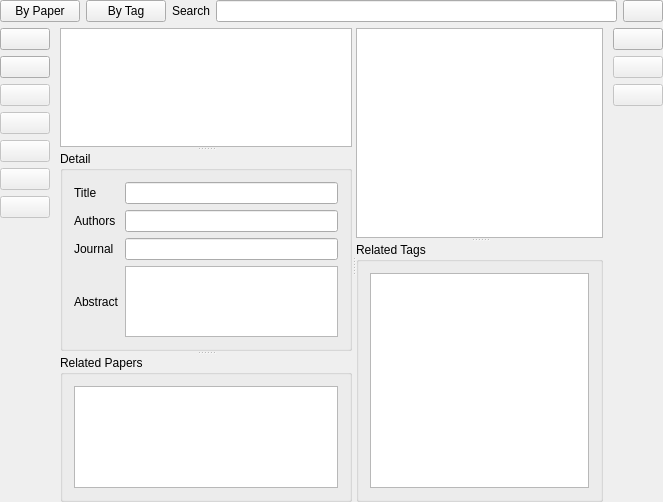
Old version of the form PaperTagPage.ui in the repository congchenutd/papernet.
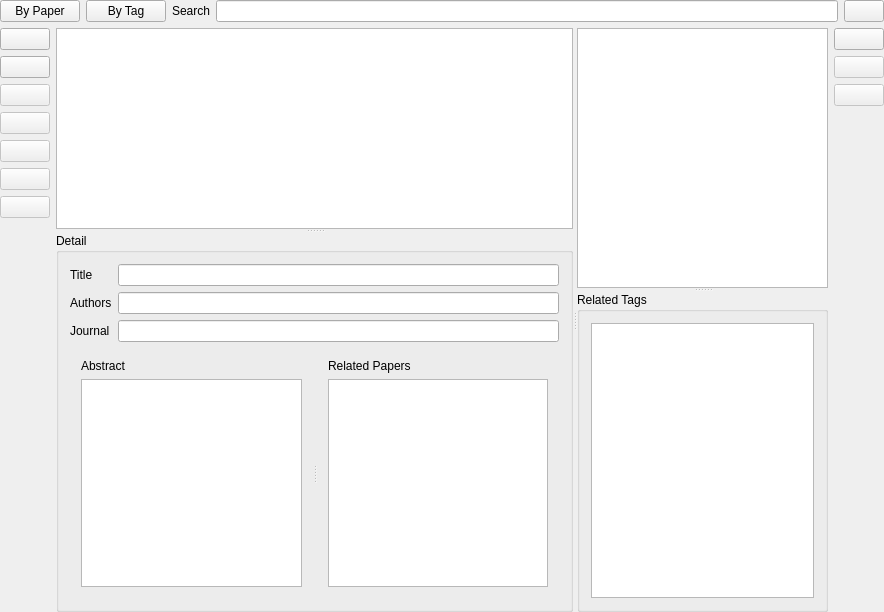
New version of the form. Icons and pictures are not drawn.

Diff of the .ui file:
```diff
--- a/PaperTagPage.ui
+++ b/PaperTagPage.ui
@@ -6,17 +6,14 @@
    <rect>
     <x>0</x>
     <y>0</y>
-    <width>663</width>
-    <height>502</height>
+    <width>884</width>
+    <height>612</height>
    </rect>
   </property>
   <property name="windowTitle">
    <string>PaperTagPage</string>
   </property>
-  <layout class="QGridLayout" name="gridLayout">
-   <property name="horizontalSpacing">
-    <number>10</number>
-   </property>
+  <layout class="QGridLayout" name="gridLayout_2">
    <property name="margin">
     <number>0</number>
    </property>
@@ -308,7 +305,7 @@
        <property name="title">
         <string>Detail</string>
        </property>
-       <layout class="QGridLayout" name="gridLayout_2">
+       <layout class="QGridLayout" name="gridLayout">
         <item row="0" column="0">
          <widget class="QLabel" name="label">
           <property name="text">
@@ -339,25 +336,40 @@
         <item row="2" column="1">
          <widget class="QLineEdit" name="leJournal"/>
         </item>
-        <item row="3" column="0">
+        <item row="3" column="0" colspan="2">
+         <widget class="QSplitter" name="splitterRelatedPapers">
+          <property name="orientation">
+           <enum>Qt::Horizontal</enum>
+          </property>
+          <widget class="QWidget" name="layoutWidget">
+           <layout class="QVBoxLayout" name="verticalLayout_4">
+            <item>
          <widget class="QLabel" name="label_4">
           <property name="text">
            <string>Abstract</string>
           </property>
          </widget>
         </item>
-        <item row="3" column="1">
+            <item>
          <widget class="QPlainTextEdit" name="teAbstract"/>
         </item>
        </layout>
       </widget>
-      <widget class="QGroupBox" name="groupBox_2">
-       <property name="title">
+          <widget class="QWidget" name="layoutWidget">
+           <layout class="QVBoxLayout" name="verticalLayout_3">
+            <item>
+             <widget class="QLabel" name="label_5">
+              <property name="text">
         <string>Related Papers</string>
        </property>
-       <layout class="QHBoxLayout" name="horizontalLayout_2">
+             </widget>
+            </item>
         <item>
          <widget class="QListView" name="listViewRelatedPapers"/>
+            </item>
+           </layout>
+          </widget>
+         </widget>
         </item>
        </layout>
       </widget>
```
Left out of the diff: 2 changed lines with no effect on the pictures. Lines whose indentation alone changed are shown as unchanged.
